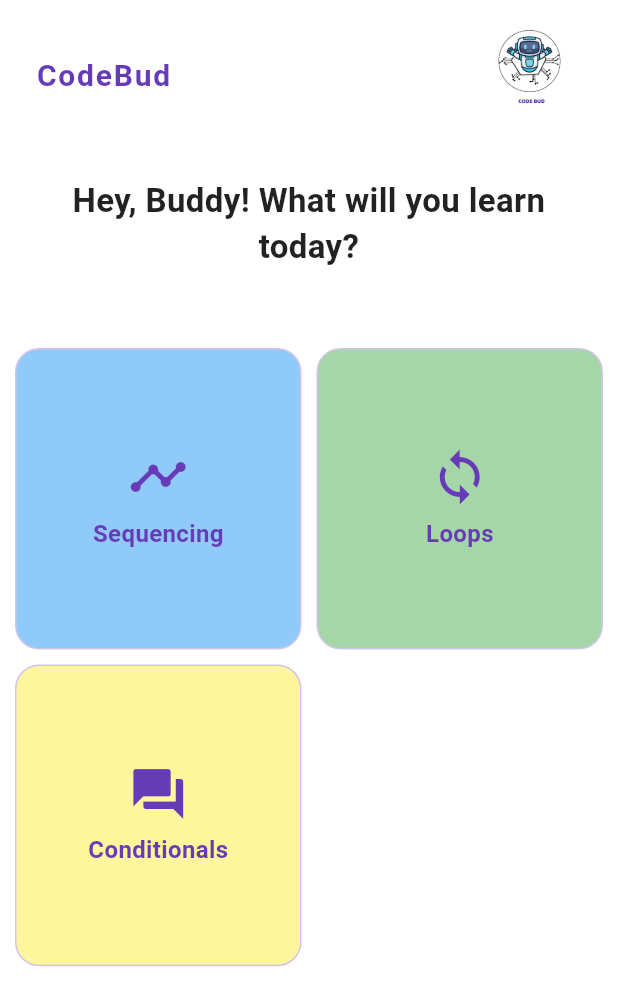
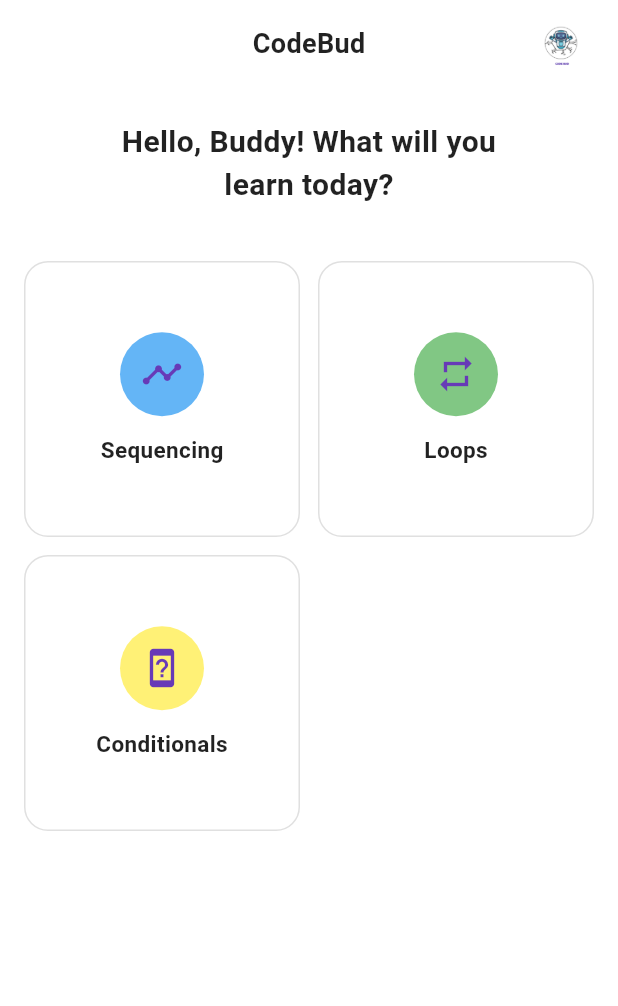
Before and after one commit to HAMZl/codebud-learning-app, a Flutter app: the HomePage screen opened by its route, on a phone screen of 412 x 824 dp. Shown: the top 1006 px of the screen. Run offline on Flutter 3.47's test engine with Material 3 defaults, Android fonts, the phone set to English and light mode, and no system bars.

Commit message:
Improved styling for home page and consistency

```diff
--- a/frontend/flutter_app/lib/screens/home_page.dart
+++ b/frontend/flutter_app/lib/screens/home_page.dart
@@ -6,85 +6,91 @@ class HomePage extends StatelessWidget {
   @override
   Widget build(BuildContext context) {
     return Scaffold(
-      backgroundColor: Colors.white, // white background to match design
+      backgroundColor: Colors.white, // Match clean white background
       body: SafeArea(
         child: Column(
           children: [
-            // Top bar with logo
-            Container(
-              color: Colors.white,
-              padding: const EdgeInsets.symmetric(horizontal: 24, vertical: 16),
-              child: Row(
-                mainAxisAlignment: MainAxisAlignment.spaceBetween,
+            // Top App Bar
+            Padding(
+              padding: const EdgeInsets.symmetric(horizontal: 20, vertical: 16),
+              child: Stack(
                 children: [
-                  const Text(
-                    'CodeBud',
-                    style: TextStyle(
-                      fontSize: 20,
-                      fontWeight: FontWeight.bold,
-                      letterSpacing: 1.2,
-                      color: Colors.deepPurple,
+                  const Align(
+                    alignment: Alignment.center,
+                    child: Text(
+                      'CodeBud',
+                      style: TextStyle(
+                        fontSize: 18,
+                        fontWeight: FontWeight.w700,
+                        color: Colors.black87,
+                      ),
                     ),
                   ),
-                  ClipOval(
-                    child: Image.asset(
-                      'lib/assets/images/codebud_logo.png',
-                      height: 70,
-                      width: 70,
-                      fit: BoxFit.cover,
+                  Align(
+                    alignment: Alignment.centerRight,
+                    child: ClipOval(
+                      child: Image.asset(
+                        'assets/images/codebud_logo.png',
+                        height: 36,
+                        width: 36,
+                        fit: BoxFit.cover,
+                      ),
                     ),
                   ),
                 ],
               ),
             ),
 
-            const SizedBox(height: 16),
+            const SizedBox(height: 12),
 
-            // Greeting message
+            // Greeting Text
             const Padding(
-              padding: EdgeInsets.symmetric(horizontal: 20.0),
+              padding: EdgeInsets.symmetric(horizontal: 16.0),
               child: Text(
-                'Hey, Buddy! What will you learn today?',
+                'Hello, Buddy! What will you\nlearn today?',
+                textAlign: TextAlign.center,
                 style: TextStyle(
-                  fontSize: 22,
-                  fontWeight: FontWeight.w600,
+                  fontSize: 20,
+                  fontWeight: FontWeight.bold,
                   color: Colors.black87,
                 ),
-                textAlign: TextAlign.center,
               ),
             ),
 
-            const SizedBox(height: 52),
+            const SizedBox(height: 24),
 
-            // Grid of learning cards
+            // Puzzle Category Grid
             Expanded(
               child: Padding(
-                padding: const EdgeInsets.symmetric(horizontal: 10),
+                padding: const EdgeInsets.symmetric(
+                  horizontal: 16,
+                  vertical: 12,
+                ),
                 child: GridView.count(
                   crossAxisCount: 2,
-                  crossAxisSpacing: 10,
-                  mainAxisSpacing: 10,
-                  childAspectRatio: 0.95,
+                  crossAxisSpacing: 12,
+                  mainAxisSpacing: 12,
+                  childAspectRatio: 1,
                   children: [
                     _buildCard(
                       context,
                       title: 'Sequencing',
                       icon: Icons.timeline,
-                      bgColor: Colors.blue[200]!,
+                      bgColor: Colors.blue[300]!,
                       onTapRoute: '/sequences',
                     ),
                     _buildCard(
                       context,
                       title: 'Loops',
-                      icon: Icons.loop,
-                      bgColor: Colors.green[200]!,
+                      icon: Icons.repeat,
+                      bgColor: Colors.green[300]!,
                       onTapRoute: '/loops',
                     ),
                     _buildCard(
                       context,
                       title: 'Conditionals',
-                      icon: Icons.question_answer,
-                      bgColor: Colors.yellow[200]!,
+                      icon: Icons.device_unknown,
+                      bgColor: Colors.yellow[300]!,
                       onTapRoute: '/conditionals',
                     ),
                   ],
@@ -108,22 +114,25 @@ class HomePage extends StatelessWidget {
       onTap: () => Navigator.pushNamed(context, onTapRoute),
       child: Container(
         decoration: BoxDecoration(
-          color: bgColor,
+          color: Colors.white,
           borderRadius: BorderRadius.circular(16),
-          border: Border.all(color: Colors.deepPurple.shade100),
+          border: Border.all(color: Colors.grey.shade300),
         ),
-        padding: const EdgeInsets.symmetric(vertical: 4, horizontal: 4),
         child: Column(
           mainAxisAlignment: MainAxisAlignment.center,
           children: [
-            Icon(icon, size: 40, color: Colors.deepPurple),
-            const SizedBox(height: 6),
+            CircleAvatar(
+              backgroundColor: bgColor,
+              radius: 28,
+              child: Icon(icon, size: 28, color: Colors.deepPurple),
+            ),
+            const SizedBox(height: 12),
             Text(
               title,
               style: const TextStyle(
-                fontSize: 16,
+                fontSize: 15,
                 fontWeight: FontWeight.w600,
-                color: Colors.deepPurple,
+                color: Colors.black87,
               ),
             ),
           ],
```
